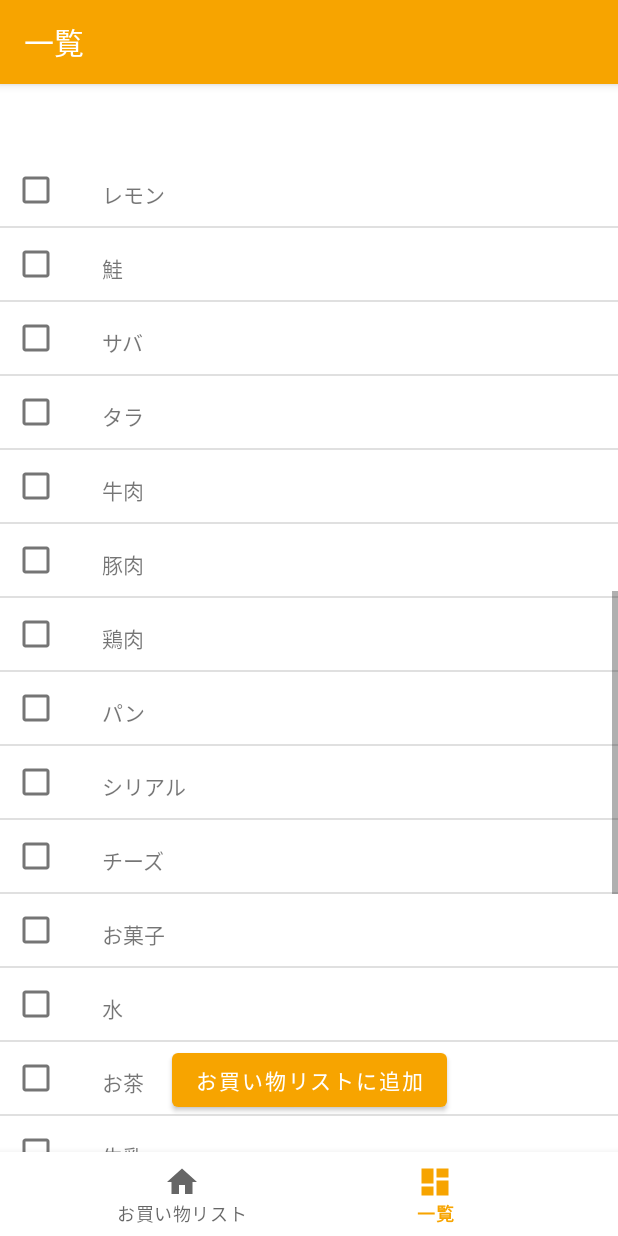
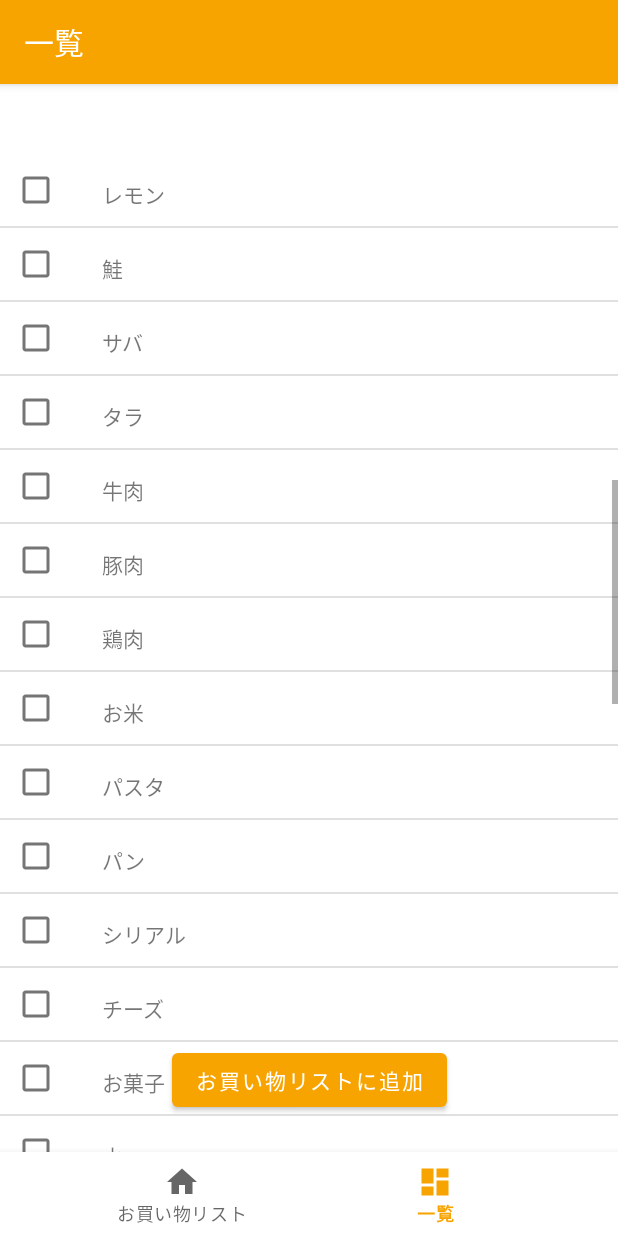
Before and after one commit to KousukeArai/ShoppingList, an Android app: the screen it shows after launch (MainActivity), item 2 of the bottom bar chosen, scrolled down 996 dp, on a phone screen of 412 x 824 dp. Run offline under Robolectric (Android 15) with nearby library versions, the phone set to English and light mode, and no system bars; our stand-ins replace navigation-ui.

Commit message:
データベースの作成と品物の登録（追加）

```diff
--- a/app/src/main/java/com/websarva/wings/android/myapplication3/DatabaseHelper.java
+++ b/app/src/main/java/com/websarva/wings/android/myapplication3/DatabaseHelper.java
@@ -61,18 +61,36 @@ public class DatabaseHelper extends SQLiteOpenHelper {
                 "('牛肉','グラム','食べ物')," +
                 "('豚肉','グラム','食べ物')," +
                 "('鶏肉', 'グラム', '食べ物')," +
+                "('お米', 'kg', '食べ物')," +
+                "('パスタ', 'kg', '食べ物')," +
                 "('パン', '個', '食べ物')," +
                 "('シリアル', '個', '食べ物')," +
                 "('チーズ', '個', '食べ物')," +
                 "('お菓子', '個', '食べ物')," +
                 "('水', '本', '飲み物')," +
                 "('お茶', '本', '飲み物')," +
+                "('紅茶' ,'パック', '飲み物')," +
                 "('牛乳', '本', '飲み物')," +
                 "('オレンジジュース', '本', '飲み物')," +
                 "('コーラ', '本', '飲み物')," +
                 "('コーヒー', '本', '飲み物')," +
                 "('ビール', '本', '飲み物')," +
+                "('焼酎', '本', '飲み物')," +
+                "('日本酒', '本', '飲み物')," +
+                "('ワイン', '本', '飲み物')," +
+                "('塩', '個', '調味料')," +
+                "('コショウ', '個', '調味料')," +
+                "('砂糖', '個', '調味料')," +
+                "('しょうゆ', '本', '調味料')," +
+                "('酢', '本', '調味料')," +
+                "('みりん', '本', '調味料')," +
+                "('マヨネーズ', '本', '調味料')," +
+                "('ケチャップ', '本', '調味料')," +
+                "('サラダ油', '本', '調味料')," +
+                "('ごま油', '本', '調味料')," +
+                "('料理酒', '本', '調味料')," +
                 "('キッチンペーパー', '個', '日用品')," +
+                "('マスク', '個', '日用品')," +
                 "('絆創膏', '個', '日用品')," +
                 "('トイレットペーパー', 'ロール', '日用品')," +
                 "('洗濯用洗剤', '本', '日用品')," +
--- a/app/src/main/res/layout/list.xml
+++ b/app/src/main/res/layout/list.xml
@@ -7,7 +7,6 @@
     android:layout_width="match_parent"
     android:layout_height="match_parent"
     android:descendantFocusability="blocksDescendants">
-
 
     <CheckBox
         android:id="@+id/cbBuyList"
```
